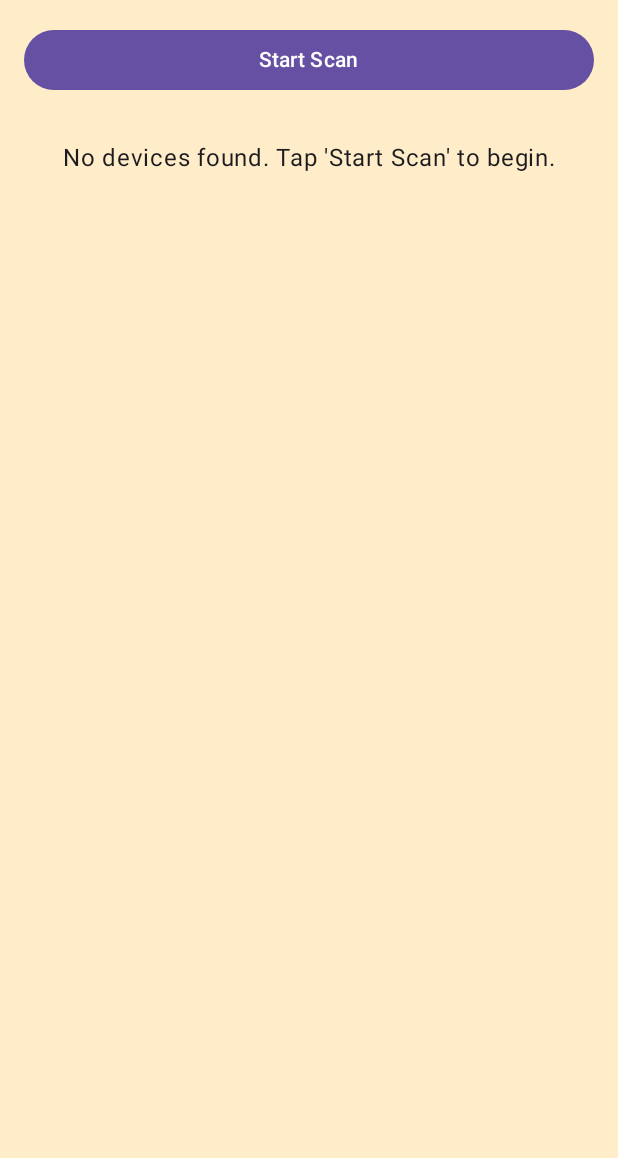
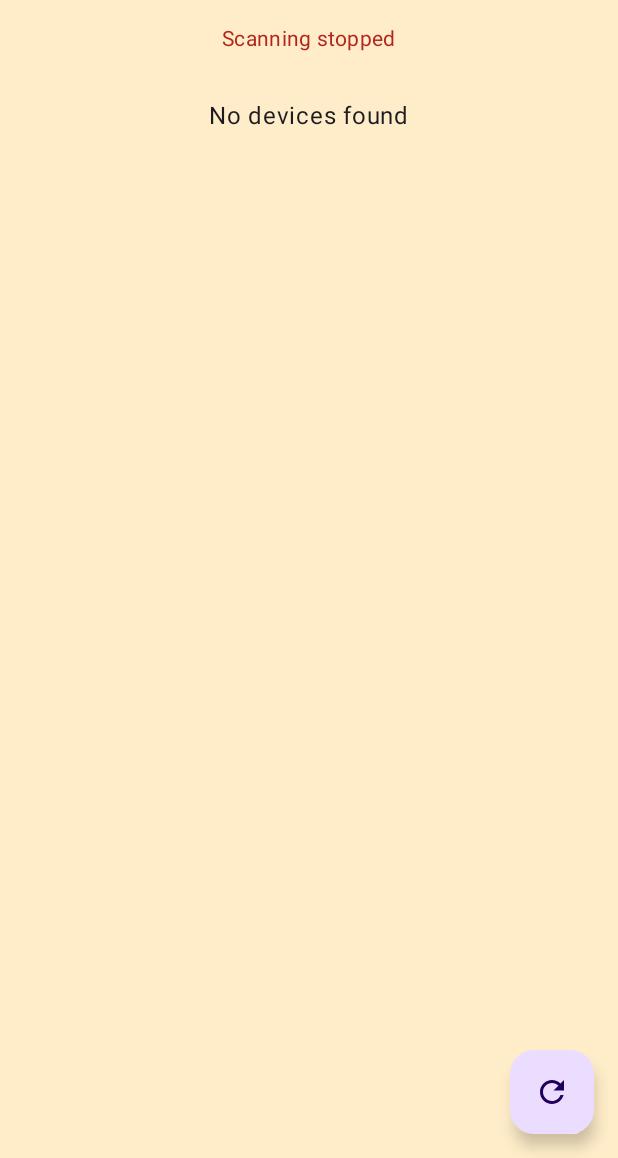
Before and after one commit to viathefalcon/jnap_up_mon, an Android app built with Jetpack Compose: the screen it shows after launch (MainActivity), on a phone screen of 412 x 824 dp, the part 78-1236 px from its top. Run offline under Robolectric (Android 15) with nearby library versions, the phone set to English and light mode, and no system bars.

Commit message:
Add continuous BLE scanning with FAB control
Co-authored-by: viathefalcon <6180922+viathefalcon@users.noreply.github.com>

```diff
--- a/remote/app/src/main/java/net/viathefalcon/templeroan/remote/MainActivity.kt
+++ b/remote/app/src/main/java/net/viathefalcon/templeroan/remote/MainActivity.kt
@@ -18,6 +18,7 @@ import androidx.activity.compose.setContent
 import androidx.activity.enableEdgeToEdge
 import androidx.activity.result.contract.ActivityResultContracts
 import androidx.compose.foundation.layout.Arrangement
+import androidx.compose.foundation.layout.Box
 import androidx.compose.foundation.layout.Column
 import androidx.compose.foundation.layout.Spacer
 import androidx.compose.foundation.layout.fillMaxSize
@@ -26,9 +27,13 @@ import androidx.compose.foundation.layout.height
 import androidx.compose.foundation.layout.padding
 import androidx.compose.foundation.lazy.LazyColumn
 import androidx.compose.foundation.lazy.items
-import androidx.compose.material3.Button
+import androidx.compose.material.icons.Icons
+import androidx.compose.material.icons.filled.Close
+import androidx.compose.material.icons.filled.Refresh
 import androidx.compose.material3.Card
 import androidx.compose.material3.CardDefaults
+import androidx.compose.material3.FloatingActionButton
+import androidx.compose.material3.Icon
 import androidx.compose.material3.MaterialTheme
 import androidx.compose.material3.Scaffold
 import androidx.compose.material3.Text
@@ -68,15 +73,18 @@ class MainActivity : ComponentActivity() {
         override fun onScanResult(callbackType: Int, result: ScanResult?) {
             result?.let { scanResult ->
                 try {
-                    val device = BleDevice(
+                    val foundDevice = BleDevice(
                         name = scanResult.device.name ?: "Unknown Device",
                         address = scanResult.device.address,
                         rssi = scanResult.rssi
                     )
 
-                    // Add device if not already in the list
-                    if (discoveredDevices.none { it.address == device.address }) {
-                        discoveredDevices.add(device)
+                    // Update device if exists, otherwise add new
+                    val existingIndex = discoveredDevices.indexOfFirst { it.address == foundDevice.address }
+                    if (existingIndex >= 0) {
+                        discoveredDevices[existingIndex] = foundDevice
+                    } else {
+                        discoveredDevices.add(foundDevice)
                     }
                 } catch (e: SecurityException) {
                     // Permission was revoked during scan
@@ -105,12 +113,23 @@ class MainActivity : ComponentActivity() {
         enableEdgeToEdge()
         setContent {
             RemoteTheme {
-                Scaffold(modifier = Modifier.fillMaxSize()) { innerPadding ->
+                Scaffold(
+                    modifier = Modifier.fillMaxSize(),
+                    floatingActionButton = {
+                        FloatingActionButton(
+                            onClick = { toggleScan() }
+                        ) {
+                            Icon(
+                                imageVector = if (isScanning.value) Icons.Filled.Close else Icons.Filled.Refresh,
+                                contentDescription = if (isScanning.value) "Stop scanning" else "Restart scanning"
+                            )
+                        }
+                    }
+                ) { innerPadding ->
                     BleScanner(
                         modifier = Modifier.padding(innerPadding),
                         isScanning = isScanning.value,
-                        devices = discoveredDevices,
-                        onScanClick = { toggleScan() }
+                        devices = discoveredDevices
                     )
                 }
             }
@@ -185,7 +204,7 @@ class MainActivity : ComponentActivity() {
             return
         }
 
-        discoveredDevices.clear()
+        // Don't clear devices - keep accumulating discoveries
 
         val scanFilter = ScanFilter.Builder()
             .setServiceUuid(ParcelUuid(SERVICE_UUID))
@@ -193,6 +212,8 @@ class MainActivity : ComponentActivity() {
 
         val scanSettings = ScanSettings.Builder()
             .setScanMode(ScanSettings.SCAN_MODE_LOW_LATENCY)
+            .setCallbackType(ScanSettings.CALLBACK_TYPE_ALL_MATCHES)
+            .setReportDelay(0) // Report immediately for continuous updates
             .build()
 
         try {
@@ -228,11 +249,11 @@ data class BleDevice(
 fun BleScanner(
     modifier: Modifier = Modifier,
     isScanning: Boolean,
-    devices: List<BleDevice>,
-    onScanClick: () -> Unit
+    devices: List<BleDevice>
 ) {
+    Box(modifier = modifier.fillMaxSize()) {
         Column(
-        modifier = modifier
+            modifier = Modifier
                 .fillMaxSize()
                 .padding(16.dp),
             horizontalAlignment = Alignment.CenterHorizontally
@@ -243,24 +264,16 @@ fun BleScanner(
                 modifier = Modifier.padding(bottom = 16.dp)
             )
 
-        Button(
-            onClick = onScanClick,
-            modifier = Modifier
-                .fillMaxWidth()
-                .padding(bottom = 16.dp)
-        ) {
-            Text(if (isScanning) "Stop Scan" else "Start Scan")
-        }
+            Text(
+                text = if (isScanning) "Scanning continuously..." else "Scanning stopped",
+                style = MaterialTheme.typography.bodyMedium,
+                color = if (isScanning) MaterialTheme.colorScheme.primary else MaterialTheme.colorScheme.error,
+                modifier = Modifier.padding(bottom = 16.dp)
+            )
 
-        if (devices.isEmpty() && isScanning) {
+            if (devices.isEmpty()) {
                 Text(
-                text = "Scanning for devices...",
-                style = MaterialTheme.typography.bodyLarge,
-                modifier = Modifier.padding(16.dp)
-            )
-        } else if (devices.isEmpty()) {
-            Text(
-                text = "No devices found. Tap 'Start Scan' to begin.",
+                    text = if (isScanning) "Waiting for devices..." else "No devices found",
                     style = MaterialTheme.typography.bodyLarge,
                     modifier = Modifier.padding(16.dp)
                 )
@@ -271,6 +284,7 @@ fun BleScanner(
                 ) {
                     items(devices) { device ->
                         DeviceCard(device = device)
+                    }
                 }
             }
         }
```
Lines whose indentation alone changed are shown as unchanged.
